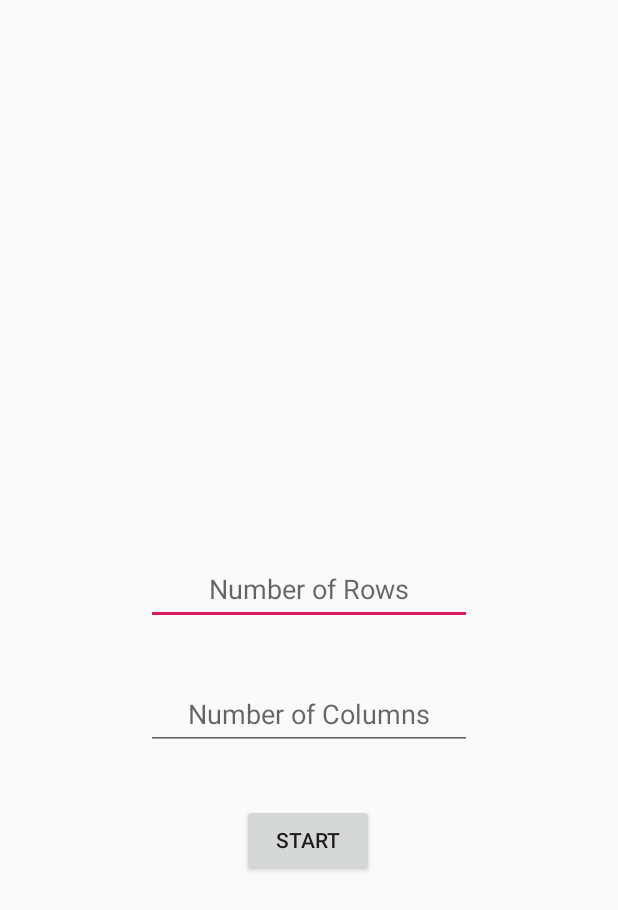
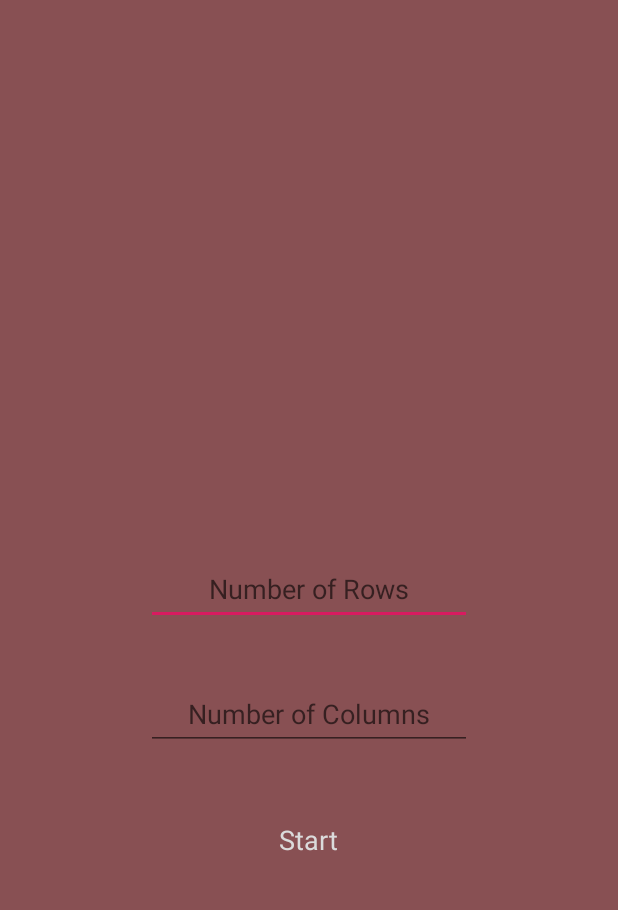
Before and after one commit to repelliuss/NPuzzle-DL, an Android app: the screen it shows after launch (MainActivity), on a phone screen of 412 x 824 dp. Shown: the top 910 px of the screen. Run offline under Robolectric (Android 15) with nearby library versions, the phone set to English and light mode, and no system bars.

Commit message:
Created MenuActivity theme

```diff
--- a/android/NPuzzle/app/src/main/res/layout/activity_main.xml
+++ b/android/NPuzzle/app/src/main/res/layout/activity_main.xml
@@ -4,15 +4,18 @@
     xmlns:tools="http://schemas.android.com/tools"
     android:layout_width="match_parent"
     android:layout_height="match_parent"
+    android:background="@color/colorSpicyMix"
     tools:context=".MainActivity">
 
     <Button
         android:id="@+id/btn_start"
+        style="@android:style/Widget.Holo.Button.Borderless"
         android:layout_width="wrap_content"
         android:layout_height="wrap_content"
         android:layout_marginBottom="240dp"
         android:onClick="startGame"
         android:text="@string/txt_start"
+        android:textColor="@color/colorGainsboro"
         app:layout_constraintBottom_toBottomOf="parent"
         app:layout_constraintEnd_toEndOf="parent"
         app:layout_constraintHorizontal_bias="0.498"
```
